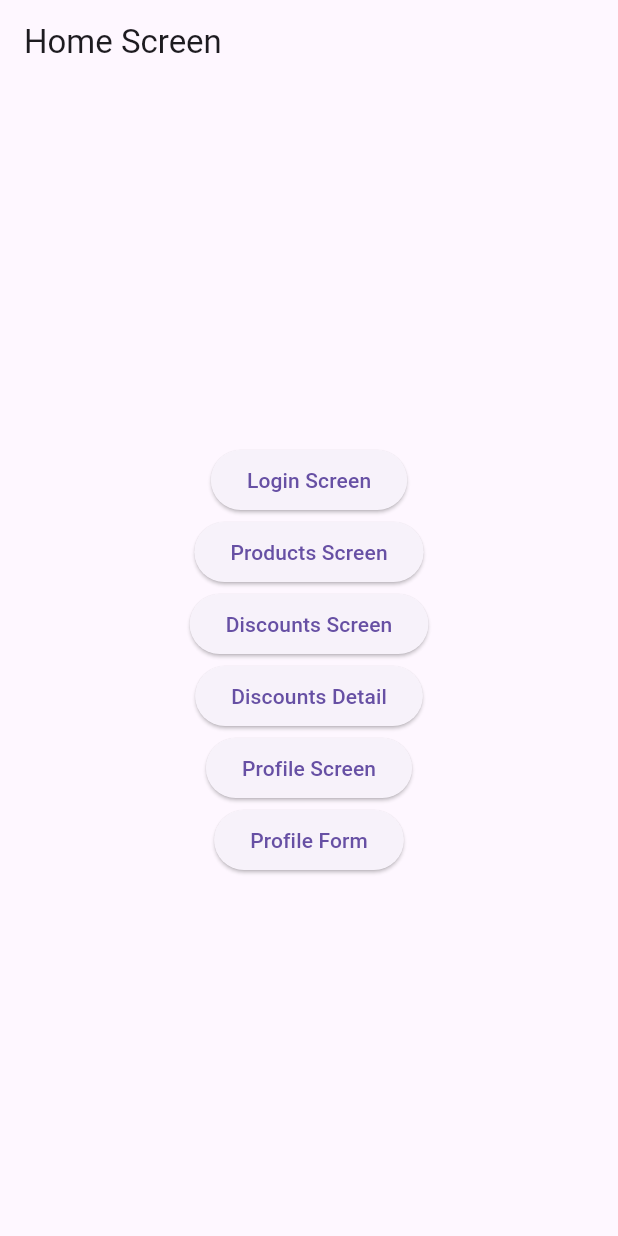
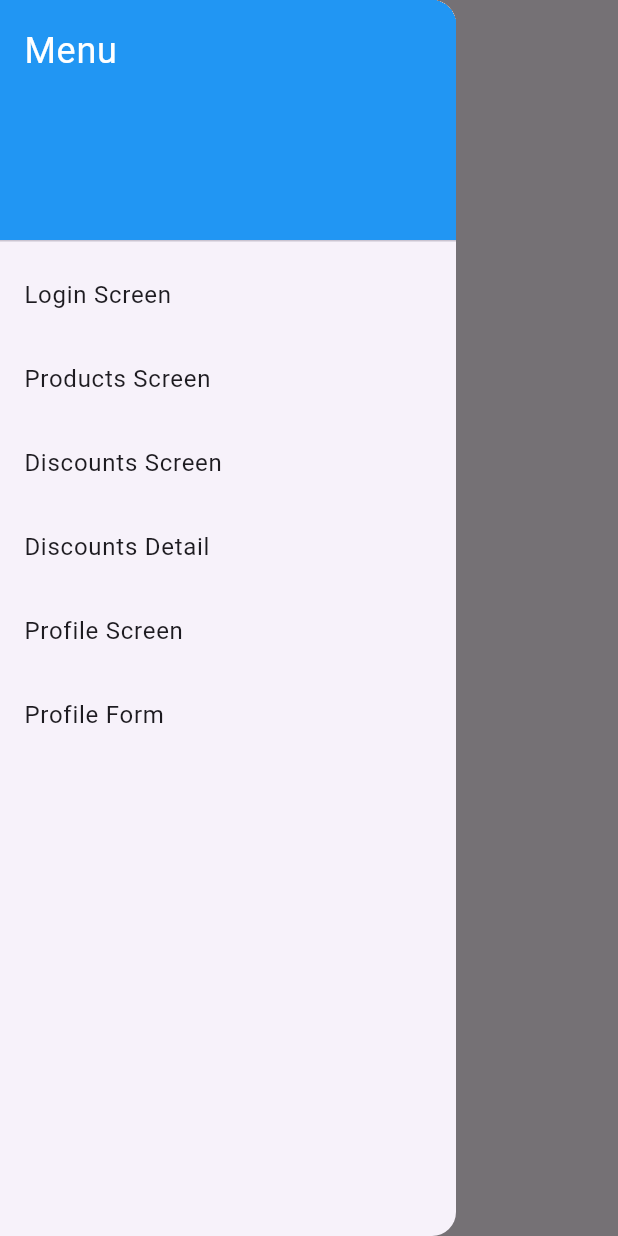
Before and after one commit to naranjaFanta/tp3_appnike, a Flutter app: the screen it shows after launch, with the side drawer open (before the commit the screen has no drawer), on a phone screen of 412 x 824 dp. Run offline on Flutter 3.47's test engine with Material 3 defaults, Android fonts, the phone set to English and light mode, and no system bars; our stand-ins replace flutter_riverpod, go_router.

Commit message:
menu hamburguesa en home

```diff
--- a/lib/presentation/screens/home/home_screen.dart
+++ b/lib/presentation/screens/home/home_screen.dart
@@ -8,46 +8,68 @@ class HomeScreen extends StatelessWidget {
   @override
   Widget build(BuildContext context) {
     return Scaffold(
-        appBar: AppBar(title: const Text('Home Screen')),
-        body: Center(
-            child:
-                Column(mainAxisAlignment: MainAxisAlignment.center, children: [
-          ElevatedButton(
-            onPressed: () {
-              appRouter.push('/login');
-            },
-            child: const Text('Login Screen'),
-          ),
-          ElevatedButton(
-            onPressed: () {
-              appRouter.push('/products');
-            },
-            child: const Text('Products Screen'),
-          ),
-          ElevatedButton(
-            onPressed: () {
-              appRouter.push('/discounts');
-            },
-            child: const Text('Discounts Screen'),
-          ),
-          ElevatedButton(
-            onPressed: () {
-              appRouter.push('/discounts/1');
-            },
-            child: const Text('Discounts Detail'),
-          ),
-          ElevatedButton(
-            onPressed: () {
-              appRouter.push('/profile');
-            },
-            child: const Text('Profile Screen'),
-          ),
-          ElevatedButton(
-            onPressed: () {
-              appRouter.push('/profile/new');
-            },
-            child: const Text('Profile Form'),
-          ),
-        ])));
+      appBar: AppBar(title: const Text('Home Screen')),
+      drawer: Drawer(
+        child: ListView(
+          padding: EdgeInsets.zero,
+          children: <Widget>[
+            const DrawerHeader(
+              child: Text(
+                'Menu',
+                style: TextStyle(color: Colors.white, fontSize: 24),
+              ),
+              decoration: BoxDecoration(
+                color: Colors.blue,
+              ),
+            ),
+            ListTile(
+              title: const Text('Login Screen'),
+              onTap: () {
+                appRouter.push('/login');
+               // Navigator.pop(context); // Cierra el drawer
+              },
+            ),
+            ListTile(
+              title: const Text('Products Screen'),
+              onTap: () {
+                appRouter.push('/products');
+                //Navigator.pop(context); // Cierra el drawer
+              },
+            ),
+            ListTile(
+              title: const Text('Discounts Screen'),
+              onTap: () {
+                appRouter.push('/discounts');
+                //Navigator.pop(context); // Cierra el drawer
+              },
+            ),
+            ListTile(
+              title: const Text('Discounts Detail'),
+              onTap: () {
+                appRouter.push('/discounts/1');
+                //Navigator.pop(context); // Cierra el drawer
+              },
+            ),
+            ListTile(
+              title: const Text('Profile Screen'),
+              onTap: () {
+                appRouter.push('/profile');
+                //Navigator.pop(context); // Cierra el drawer
+              },
+            ),
+            ListTile(
+              title: const Text('Profile Form'),
+              onTap: () {
+                appRouter.push('/profile/new');
+               // Navigator.pop(context); // Cierra el drawer
+              },
+            ),
+          ],
+        ),
+      ),
+      body: Center(
+        child: const Text('Welcome to the Home Screen!'),
+      ),
+    );
   }
 }
```
